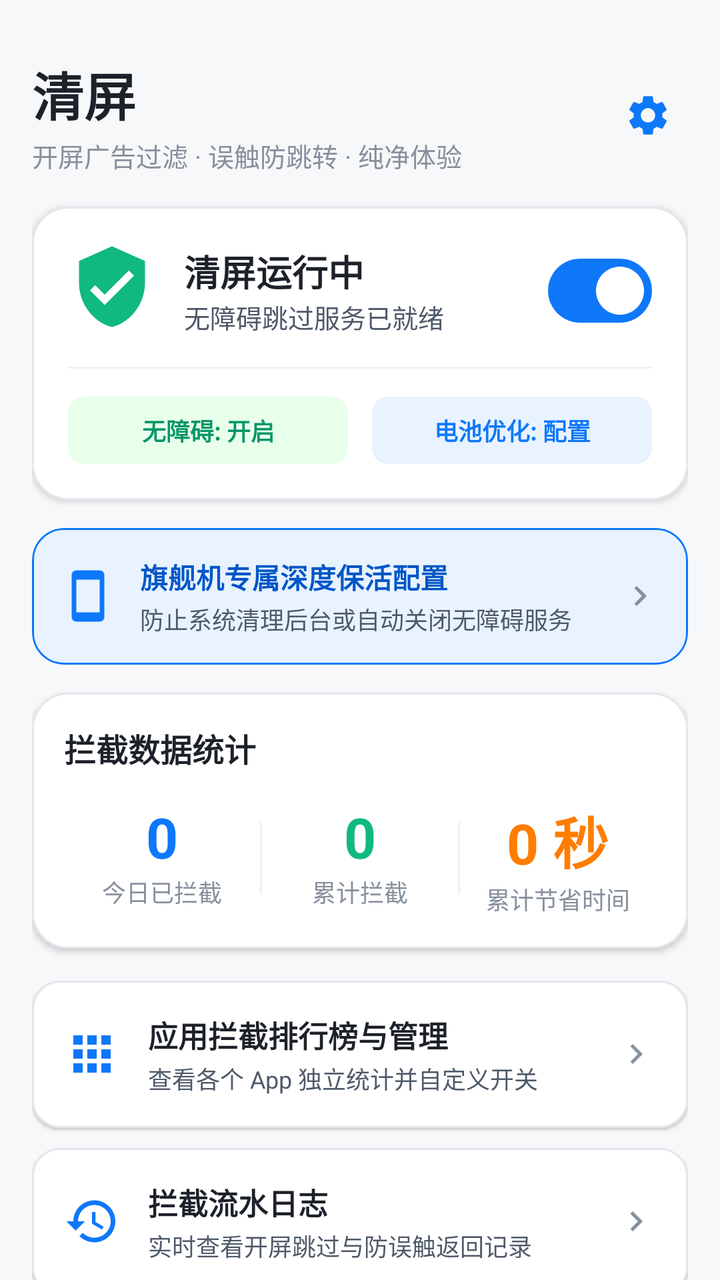
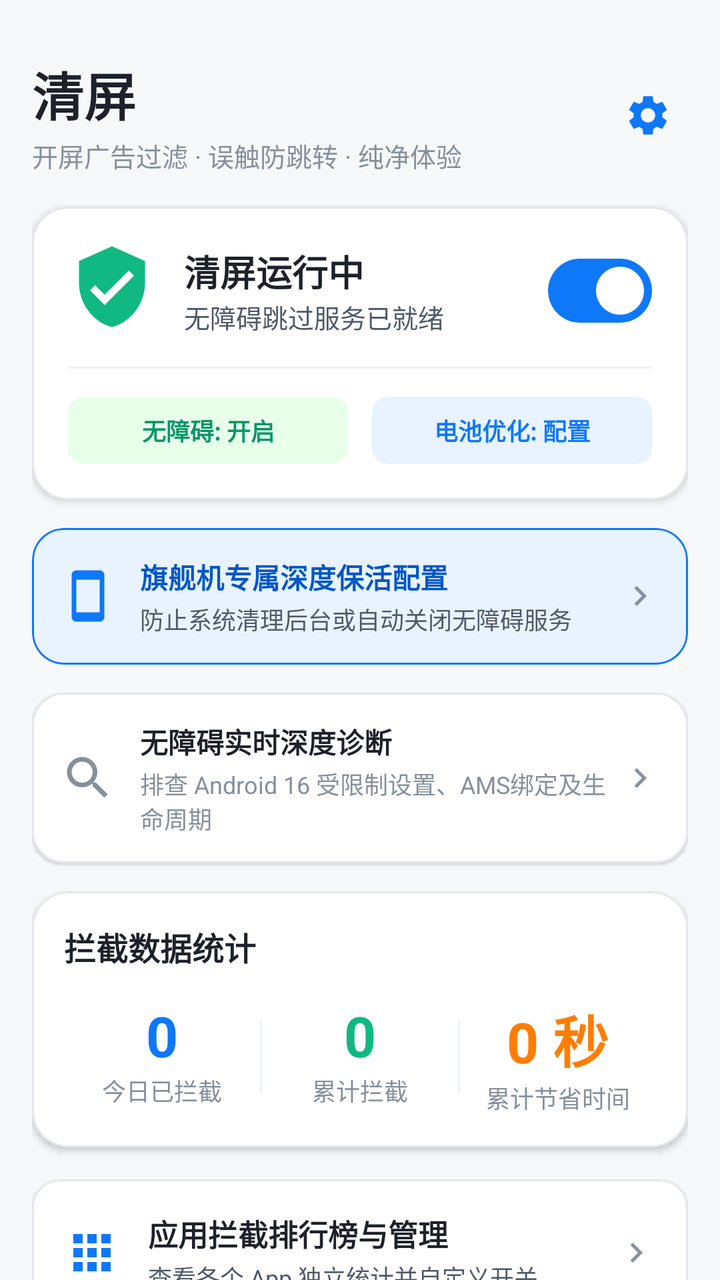

Screens rendered from an Android XML layout before and after an edit, with the pre-edit source and the edit as a unified diff.
<!-- AndroidManifest.xml: application theme Theme.CleanScreen -->
<!-- res/layout/activity_main.xml -->
<?xml version="1.0" encoding="utf-8"?>
<androidx.coordinatorlayout.widget.CoordinatorLayout xmlns:android="http://schemas.android.com/apk/res/android"
    xmlns:app="http://schemas.android.com/apk/res-auto"
    android:layout_width="match_parent"
    android:layout_height="match_parent"
    android:background="@color/background">

    <androidx.core.widget.NestedScrollView
        android:layout_width="match_parent"
        android:layout_height="match_parent"
        android:fillViewport="true">

        <LinearLayout
            android:layout_width="match_parent"
            android:layout_height="wrap_content"
            android:orientation="vertical"
            android:padding="16dp">

            
            <RelativeLayout
                android:layout_width="match_parent"
                android:layout_height="wrap_content"
                android:layout_marginTop="12dp"
                android:layout_marginBottom="16dp">

                <TextView
                    android:id="@+id/tvAppTitle"
                    android:layout_width="wrap_content"
                    android:layout_height="wrap_content"
                    android:text="@string/app_name"
                    android:textColor="@color/text_primary"
                    android:textSize="26sp"
                    android:textStyle="bold" />

                <TextView
                    android:layout_width="wrap_content"
                    android:layout_height="wrap_content"
                    android:layout_below="@id/tvAppTitle"
                    android:layout_marginTop="2dp"
                    android:text="开屏广告过滤 · 误触防跳转 · 纯净体验"
                    android:textColor="@color/text_hint"
                    android:textSize="13sp" />

                <ImageView
                    android:id="@+id/btnSettings"
                    android:layout_width="40dp"
                    android:layout_height="40dp"
                    android:layout_alignParentEnd="true"
                    android:layout_centerVertical="true"
                    android:background="?attr/selectableItemBackgroundBorderless"
                    android:padding="8dp"
                    android:src="@drawable/ic_settings" />
            </RelativeLayout>

            
            <com.google.android.material.card.MaterialCardView
                android:layout_width="match_parent"
                android:layout_height="wrap_content"
                android:layout_marginBottom="14dp"
                app:cardBackgroundColor="@color/surface"
                app:cardCornerRadius="18dp"
                app:cardElevation="2dp"
                app:strokeColor="@color/card_border"
                app:strokeWidth="1dp">

                <LinearLayout
                    android:layout_width="match_parent"
                    android:layout_height="wrap_content"
                    android:orientation="vertical"
                    android:padding="18dp">

                    <RelativeLayout
                        android:layout_width="match_parent"
                        android:layout_height="wrap_content">

                        <ImageView
                            android:id="@+id/ivShieldIcon"
                            android:layout_width="44dp"
                            android:layout_height="44dp"
                            android:src="@drawable/ic_shield_check" />

                        <LinearLayout
                            android:layout_width="wrap_content"
                            android:layout_height="wrap_content"
                            android:layout_centerVertical="true"
                            android:layout_marginStart="14dp"
                            android:layout_toEndOf="@id/ivShieldIcon"
                            android:orientation="vertical">

                            <TextView
                                android:id="@+id/tvStatusTitle"
                                android:layout_width="wrap_content"
                                android:layout_height="wrap_content"
                                android:text="清屏运行中"
                                android:textColor="@color/text_primary"
                                android:textSize="18sp"
                                android:textStyle="bold" />

                            <TextView
                                android:id="@+id/tvStatusSubtitle"
                                android:layout_width="wrap_content"
                                android:layout_height="wrap_content"
                                android:text="无障碍跳过服务已就绪"
                                android:textColor="@color/text_secondary"
                                android:textSize="13sp" />
                        </LinearLayout>

                        <com.google.android.material.materialswitch.MaterialSwitch
                            android:id="@+id/switchMaster"
                            android:layout_width="wrap_content"
                            android:layout_height="wrap_content"
                            android:layout_alignParentEnd="true"
                            android:layout_centerVertical="true"
                            android:checked="true" />
                    </RelativeLayout>

                    <View
                        android:layout_width="match_parent"
                        android:layout_height="1dp"
                        android:layout_marginVertical="14dp"
                        android:background="@color/surface_variant" />

                    
                    <LinearLayout
                        android:layout_width="match_parent"
                        android:layout_height="wrap_content"
                        android:orientation="horizontal">

                        <TextView
                            android:id="@+id/chipAccessibility"
                            android:layout_width="0dp"
                            android:layout_height="wrap_content"
                            android:layout_marginEnd="6dp"
                            android:layout_weight="1"
                            android:background="@drawable/bg_chip_rounded"
                            android:backgroundTint="@color/accent_green_light"
                            android:gravity="center"
                            android:paddingVertical="8dp"
                            android:text="无障碍: 开启"
                            android:textColor="@color/secondary_variant"
                            android:textSize="12sp"
                            android:textStyle="bold" />

                        <TextView
                            android:id="@+id/chipBattery"
                            android:layout_width="0dp"
                            android:layout_height="wrap_content"
                            android:layout_marginStart="6dp"
                            android:layout_weight="1"
                            android:background="@drawable/bg_chip_rounded"
                            android:backgroundTint="@color/accent_blue_light"
                            android:gravity="center"
                            android:paddingVertical="8dp"
                            android:text="电池优化: 配置"
                            android:textColor="@color/primary"
                            android:textSize="12sp"
                            android:textStyle="bold" />
                    </LinearLayout>
                </LinearLayout>
            </com.google.android.material.card.MaterialCardView>

            
            <com.google.android.material.card.MaterialCardView
                android:id="@+id/cardBrandGuide"
                android:layout_width="match_parent"
                android:layout_height="wrap_content"
                android:layout_marginBottom="14dp"
                app:cardBackgroundColor="@color/accent_blue_light"
                app:cardCornerRadius="16dp"
                app:cardElevation="0dp"
                app:strokeColor="@color/primary"
                app:strokeWidth="1dp">

                <RelativeLayout
                    android:layout_width="match_parent"
                    android:layout_height="wrap_content"
                    android:padding="14dp">

                    <ImageView
                        android:id="@+id/ivPhoneIcon"
                        android:layout_width="28dp"
                        android:layout_height="28dp"
                        android:layout_centerVertical="true"
                        android:src="@drawable/ic_phone_iqoo" />

                    <LinearLayout
                        android:layout_width="wrap_content"
                        android:layout_height="wrap_content"
                        android:layout_centerVertical="true"
                        android:layout_marginStart="12dp"
                        android:layout_toStartOf="@id/ivArrowGuide"
                        android:layout_toEndOf="@id/ivPhoneIcon"
                        android:orientation="vertical">

                        <TextView
                            android:id="@+id/tvBrandGuideTitle"
                            android:layout_width="wrap_content"
                            android:layout_height="wrap_content"
                            android:text="旗舰机专属深度保活配置"
                            android:textColor="@color/primary_variant"
                            android:textSize="14sp"
                            android:textStyle="bold" />

                        <TextView
                            android:id="@+id/tvBrandGuideSubtitle"
                            android:layout_width="wrap_content"
                            android:layout_height="wrap_content"
                            android:layout_marginTop="2dp"
                            android:text="防止系统清理后台或自动关闭无障碍服务"
                            android:textColor="@color/text_secondary"
                            android:textSize="12sp" />
                    </LinearLayout>

                    <ImageView
                        android:id="@+id/ivArrowGuide"
                        android:layout_width="20dp"
                        android:layout_height="20dp"
                        android:layout_alignParentEnd="true"
                        android:layout_centerVertical="true"
                        android:src="@drawable/ic_arrow_right" />
                </RelativeLayout>
            </com.google.android.material.card.MaterialCardView>

            
            <com.google.android.material.card.MaterialCardView
                android:layout_width="match_parent"
                android:layout_height="wrap_content"
                android:layout_marginBottom="16dp"
                app:cardBackgroundColor="@color/surface"
                app:cardCornerRadius="18dp"
                app:cardElevation="2dp"
                app:strokeColor="@color/card_border"
                app:strokeWidth="1dp">

                <LinearLayout
                    android:layout_width="match_parent"
                    android:layout_height="wrap_content"
                    android:orientation="vertical"
                    android:padding="16dp">

                    <TextView
                        android:layout_width="wrap_content"
                        android:layout_height="wrap_content"
                        android:text="拦截数据统计"
                        android:textColor="@color/text_primary"
                        android:textSize="16sp"
                        android:textStyle="bold" />

                    <LinearLayout
                        android:layout_width="match_parent"
                        android:layout_height="wrap_content"
                        android:layout_marginTop="14dp"
                        android:orientation="horizontal">

                        
                        <LinearLayout
                            android:layout_width="0dp"
                            android:layout_height="wrap_content"
                            android:layout_weight="1"
                            android:gravity="center"
                            android:orientation="vertical">

                            <TextView
                                android:id="@+id/tvCountToday"
                                android:layout_width="wrap_content"
                                android:layout_height="wrap_content"
                                android:text="0"
                                android:textColor="@color/primary"
                                android:textSize="28sp"
                                android:textStyle="bold" />

                            <TextView
                                android:layout_width="wrap_content"
                                android:layout_height="wrap_content"
                                android:text="今日已拦截"
                                android:textColor="@color/text_hint"
                                android:textSize="12sp" />
                        </LinearLayout>

                        <View
                            android:layout_width="1dp"
                            android:layout_height="36dp"
                            android:layout_gravity="center_vertical"
                            android:background="@color/surface_variant" />

                        
                        <LinearLayout
                            android:layout_width="0dp"
                            android:layout_height="wrap_content"
                            android:layout_weight="1"
                            android:gravity="center"
                            android:orientation="vertical">

                            <TextView
                                android:id="@+id/tvCountTotal"
                                android:layout_width="wrap_content"
                                android:layout_height="wrap_content"
                                android:text="0"
                                android:textColor="@color/secondary"
                                android:textSize="28sp"
                                android:textStyle="bold" />

                            <TextView
                                android:layout_width="wrap_content"
                                android:layout_height="wrap_content"
                                android:text="累计拦截"
                                android:textColor="@color/text_hint"
                                android:textSize="12sp" />
                        </LinearLayout>

                        <View
                            android:layout_width="1dp"
                            android:layout_height="36dp"
                            android:layout_gravity="center_vertical"
                            android:background="@color/surface_variant" />

                        
                        <LinearLayout
                            android:layout_width="0dp"
                            android:layout_height="wrap_content"
                            android:layout_weight="1"
                            android:gravity="center"
                            android:orientation="vertical">

                            <TextView
                                android:id="@+id/tvSavedTime"
                                android:layout_width="wrap_content"
                                android:layout_height="wrap_content"
                                android:text="0 秒"
                                android:textColor="@color/status_warning"
                                android:textSize="28sp"
                                android:textStyle="bold" />

                            <TextView
                                android:layout_width="wrap_content"
                                android:layout_height="wrap_content"
                                android:text="累计节省时间"
                                android:textColor="@color/text_hint"
                                android:textSize="12sp" />
                        </LinearLayout>
                    </LinearLayout>
                </LinearLayout>
            </com.google.android.material.card.MaterialCardView>

            
            <LinearLayout
                android:layout_width="match_parent"
                android:layout_height="wrap_content"
                android:orientation="vertical">

                
                <com.google.android.material.card.MaterialCardView
                    android:id="@+id/cardAppList"
                    android:layout_width="match_parent"
                    android:layout_height="wrap_content"
                    android:layout_marginBottom="10dp"
                    app:cardBackgroundColor="@color/surface"
                    app:cardCornerRadius="14dp"
                    app:cardElevation="1dp"
                    app:strokeColor="@color/card_border"
                    app:strokeWidth="1dp">

                    <RelativeLayout
                        android:layout_width="match_parent"
                        android:layout_height="wrap_content"
                        android:padding="16dp">

                        <ImageView
                            android:id="@+id/ivIconApps"
                            android:layout_width="28dp"
                            android:layout_height="28dp"
                            android:layout_centerVertical="true"
                            android:src="@drawable/ic_apps" />

                        <LinearLayout
                            android:layout_width="wrap_content"
                            android:layout_height="wrap_content"
                            android:layout_centerVertical="true"
                            android:layout_marginStart="14dp"
                            android:layout_toStartOf="@id/ivArrowApps"
                            android:layout_toEndOf="@id/ivIconApps"
                            android:orientation="vertical">

                            <TextView
                                android:layout_width="wrap_content"
                                android:layout_height="wrap_content"
                                android:text="应用拦截排行榜与管理"
                                android:textColor="@color/text_primary"
                                android:textSize="15sp"
                                android:textStyle="bold" />

                            <TextView
                                android:id="@+id/tvProtectedSummary"
                                android:layout_width="wrap_content"
                                android:layout_height="wrap_content"
                                android:layout_marginTop="2dp"
                                android:text="查看各个 App 独立统计并自定义开关"
                                android:textColor="@color/text_secondary"
                                android:textSize="12sp" />
                        </LinearLayout>

                        <ImageView
                            android:id="@+id/ivArrowApps"
                            android:layout_width="20dp"
                            android:layout_height="20dp"
                            android:layout_alignParentEnd="true"
                            android:layout_centerVertical="true"
                            android:src="@drawable/ic_arrow_right" />
                    </RelativeLayout>
                </com.google.android.material.card.MaterialCardView>

                
                <com.google.android.material.card.MaterialCardView
                    android:id="@+id/cardLogs"
                    android:layout_width="match_parent"
                    android:layout_height="wrap_content"
                    android:layout_marginBottom="10dp"
                    app:cardBackgroundColor="@color/surface"
                    app:cardCornerRadius="14dp"
                    app:cardElevation="1dp"
                    app:strokeColor="@color/card_border"
                    app:strokeWidth="1dp">

                    <RelativeLayout
                        android:layout_width="match_parent"
                        android:layout_height="wrap_content"
                        android:padding="16dp">

                        <ImageView
                            android:id="@+id/ivIconLogs"
                            android:layout_width="28dp"
                            android:layout_height="28dp"
                            android:layout_centerVertical="true"
                            android:src="@drawable/ic_history" />

                        <LinearLayout
                            android:layout_width="wrap_content"
                            android:layout_height="wrap_content"
                            android:layout_centerVertical="true"
                            android:layout_marginStart="14dp"
                            android:layout_toStartOf="@id/ivArrowLogs"
                            android:layout_toEndOf="@id/ivIconLogs"
                            android:orientation="vertical">

                            <TextView
                                android:layout_width="wrap_content"
                                android:layout_height="wrap_content"
                                android:text="拦截流水日志"
                                android:textColor="@color/text_primary"
                                android:textSize="15sp"
                                android:textStyle="bold" />

                            <TextView
                                android:layout_width="wrap_content"
                                android:layout_height="wrap_content"
                                android:layout_marginTop="2dp"
                                android:text="实时查看开屏跳过与防误触返回记录"
                                android:textColor="@color/text_secondary"
                                android:textSize="12sp" />
                        </LinearLayout>

                        <ImageView
                            android:id="@+id/ivArrowLogs"
                            android:layout_width="20dp"
                            android:layout_height="20dp"
                            android:layout_alignParentEnd="true"
                            android:layout_centerVertical="true"
                            android:src="@drawable/ic_arrow_right" />
                    </RelativeLayout>
                </com.google.android.material.card.MaterialCardView>

                
                <com.google.android.material.card.MaterialCardView
                    android:id="@+id/cardSettings"
                    android:layout_width="match_parent"
                    android:layout_height="wrap_content"
                    android:layout_marginBottom="16dp"
                    app:cardBackgroundColor="@color/surface"
                    app:cardCornerRadius="14dp"
                    app:cardElevation="1dp"
                    app:strokeColor="@color/card_border"
                    app:strokeWidth="1dp">

                    <RelativeLayout
                        android:layout_width="match_parent"
                        android:layout_height="wrap_content"
                        android:padding="16dp">

                        <ImageView
                            android:id="@+id/ivIconBolt"
                            android:layout_width="28dp"
                            android:layout_height="28dp"
                            android:layout_centerVertical="true"
                            android:src="@drawable/ic_bolt" />

                        <LinearLayout
                            android:layout_width="wrap_content"
                            android:layout_height="wrap_content"
                            android:layout_centerVertical="true"
                            android:layout_marginStart="14dp"
                            android:layout_toStartOf="@id/ivArrowSettings"
                            android:layout_toEndOf="@id/ivIconBolt"
                            android:orientation="vertical">

                            <TextView
                                android:layout_width="wrap_content"
                                android:layout_height="wrap_content"
                                android:text="防误触跳转与实验室设置"
                                android:textColor="@color/text_primary"
                                android:textSize="15sp"
                                android:textStyle="bold" />

                            <TextView
                                android:layout_width="wrap_content"
                                android:layout_height="wrap_content"
                                android:layout_marginTop="2dp"
                                android:text="摇一摇极速拦截、跨应用唤起返回防护"
                                android:textColor="@color/text_secondary"
                                android:textSize="12sp" />
                        </LinearLayout>

                        <ImageView
                            android:id="@+id/ivArrowSettings"
                            android:layout_width="20dp"
                            android:layout_height="20dp"
                            android:layout_alignParentEnd="true"
                            android:layout_centerVertical="true"
                            android:src="@drawable/ic_arrow_right" />
                    </RelativeLayout>
                </com.google.android.material.card.MaterialCardView>
            </LinearLayout>

        </LinearLayout>
    </androidx.core.widget.NestedScrollView>

</androidx.coordinatorlayout.widget.CoordinatorLayout>
<!-- resources referenced by this layout -->
<resources>
  <color name="accent_blue_light">#E8F3FF</color>
  <color name="accent_green_light">#E8FFEA</color>
  <color name="background">#F7F8FA</color>
  <color name="card_border">#E5E6EB</color>
  <color name="primary">#0E78F9</color>
  <color name="primary_variant">#0056C7</color>
  <color name="secondary">#10B981</color>
  <color name="secondary_variant">#059669</color>
  <color name="status_warning">#FF7D00</color>
  <color name="surface">#FFFFFF</color>
  <color name="surface_variant">#EEF2F6</color>
  <color name="text_hint">#86909C</color>
  <color name="text_primary">#1D2129</color>
  <color name="text_secondary">#4E5969</color>
  <!-- drawable bg_chip_rounded (drawable) -->
  <?xml version="1.0" encoding="utf-8"?>
  <shape xmlns:android="http://schemas.android.com/apk/res/android"
      android:shape="rectangle">
      <corners android:radius="8dp" />
      <solid android:color="@color/accent_blue_light" />
  </shape>
  <!-- drawable ic_apps (drawable) -->
  <vector xmlns:android="http://schemas.android.com/apk/res/android"
      android:width="24dp"
      android:height="24dp"
      android:viewportWidth="24"
      android:viewportHeight="24">
      <path
          android:fillColor="#0E78F9"
          android:pathData="M4,8h4V4H4v4zm6,12h4v-4h-4v4zm-6,0h4v-4H4v4zm0-6h4v-4H4v4zm6,0h4v-4h-4v4zm6-10v4h4V4h-4zm-6,4h4V4h-4v4zm6,6h4v-4h-4v4zm0,6h4v-4h-4v4z" />
  </vector>
  <!-- drawable ic_arrow_right (drawable) -->
  <vector xmlns:android="http://schemas.android.com/apk/res/android"
      android:width="24dp"
      android:height="24dp"
      android:viewportWidth="24"
      android:viewportHeight="24">
      <path
          android:fillColor="#86909C"
          android:pathData="M8.59,16.59L13.17,12 8.59,7.41 10,6l6,6 -6,6 -1.41,-1.41z" />
  </vector>
  <!-- drawable ic_bolt (drawable) -->
  <vector xmlns:android="http://schemas.android.com/apk/res/android"
      android:width="24dp"
      android:height="24dp"
      android:viewportWidth="24"
      android:viewportHeight="24">
      <path
          android:fillColor="#FF7D00"
          android:pathData="M11,21h-1l1,-7H7.5c-0.58,0 -0.57,-0.32 -0.38,-0.66 0.19,-0.34 0.05,-0.08 0.07,-0.12C8.48,10.94 10.42,7.54 13,3h1l-1,7h3.5c0.49,0 0.56,0.33 0.31,0.68l-0.11,0.18C14.17,15.34 12.09,19.11 11,21z" />
  </vector>
  <!-- drawable ic_phone_iqoo (drawable) -->
  <vector xmlns:android="http://schemas.android.com/apk/res/android"
      android:width="24dp"
      android:height="24dp"
      android:viewportWidth="24"
      android:viewportHeight="24">
      <path
          android:fillColor="#0E78F9"
          android:pathData="M17,1.01L7,1c-1.1,0 -2,0.9 -2,2v18c0,1.1 0.9,2 2,2h10c1.1,0 2,-0.9 2,-2V3c0,-1.1 -0.9,-1.99 -2,-1.99zM17,19H7V5h10v14z" />
  </vector>
  <!-- drawable ic_shield_check (drawable) -->
  <vector xmlns:android="http://schemas.android.com/apk/res/android"
      android:width="24dp"
      android:height="24dp"
      android:viewportWidth="24"
      android:viewportHeight="24">
      <path
          android:fillColor="#10B981"
          android:pathData="M12,1L3,5v6c0,5.55 3.84,10.74 9,12 5.16,-1.26 9,-6.45 9,-12V5l-9,-4zm-2,16l-4,-4 1.41,-1.41L10,14.17l6.59,-6.59L18,9l-8,8z" />
  </vector>
  <string name="app_name">清屏</string>
  <color name="on_primary">#FFFFFF</color>
  <color name="on_secondary">#FFFFFF</color>
  <!-- unchanged entries left out for length: 3 -->
</resources>

<!-- the commit's change to res/layout/activity_main.xml (unified diff, before → after) -->
@@ -223,6 +223,66 @@
 
             
             <com.google.android.material.card.MaterialCardView
+                android:id="@+id/cardDiagnostic"
+                android:layout_width="match_parent"
+                android:layout_height="wrap_content"
+                android:layout_marginBottom="14dp"
+                app:cardBackgroundColor="@color/surface"
+                app:cardCornerRadius="16dp"
+                app:cardElevation="1dp"
+                app:strokeColor="@color/card_border"
+                app:strokeWidth="1dp">
+
+                <RelativeLayout
+                    android:layout_width="match_parent"
+                    android:layout_height="wrap_content"
+                    android:padding="14dp">
+
+                    <ImageView
+                        android:id="@+id/ivDiagIcon"
+                        android:layout_width="28dp"
+                        android:layout_height="28dp"
+                        android:layout_centerVertical="true"
+                        android:src="@drawable/ic_search" />
+
+                    <LinearLayout
+                        android:layout_width="wrap_content"
+                        android:layout_height="wrap_content"
+                        android:layout_centerVertical="true"
+                        android:layout_marginStart="12dp"
+                        android:layout_toStartOf="@id/ivArrowDiag"
+                        android:layout_toEndOf="@id/ivDiagIcon"
+                        android:orientation="vertical">
+
+                        <TextView
+                            android:layout_width="wrap_content"
+                            android:layout_height="wrap_content"
+                            android:text="无障碍实时深度诊断"
+                            android:textColor="@color/text_primary"
+                            android:textSize="14sp"
+                            android:textStyle="bold" />
+
+                        <TextView
+                            android:layout_width="wrap_content"
+                            android:layout_height="wrap_content"
+                            android:layout_marginTop="2dp"
+                            android:text="排查 Android 16 受限制设置、AMS绑定及生命周期"
+                            android:textColor="@color/text_hint"
+                            android:textSize="12sp" />
+                    </LinearLayout>
+
+                    <ImageView
+                        android:id="@+id/ivArrowDiag"
+                        android:layout_width="20dp"
+                        android:layout_height="20dp"
+                        android:layout_alignParentEnd="true"
+                        android:layout_centerVertical="true"
+                        android:src="@drawable/ic_arrow_right" />
+                </RelativeLayout>
+            </com.google.android.material.card.MaterialCardView>
+
+            
+            <com.google.android.material.card.MaterialCardView
                 android:layout_width="match_parent"
                 android:layout_height="wrap_content"
                 android:layout_marginBottom="16dp"
<!-- resource entries referenced after the edit -->
@@ -61,6 +61,16 @@
           android:fillColor="#0E78F9"
           android:pathData="M17,1.01L7,1c-1.1,0 -2,0.9 -2,2v18c0,1.1 0.9,2 2,2h10c1.1,0 2,-0.9 2,-2V3c0,-1.1 -0.9,-1.99 -2,-1.99zM17,19H7V5h10v14z" />
   </vector>
+  <!-- drawable ic_search (drawable) -->
+  <vector xmlns:android="http://schemas.android.com/apk/res/android"
+      android:width="24dp"
+      android:height="24dp"
+      android:viewportWidth="24"
+      android:viewportHeight="24">
+      <path
+          android:fillColor="#86909C"
+          android:pathData="M15.5,14h-0.79l-0.28,-0.27C15.41,12.59 16,11.11 16,9.5 16,5.91 13.09,3 9.5,3S3,5.91 3,9.5 5.91,16 9.5,16c1.61,0 3.09,-0.59 4.23,-1.57l0.27,0.28v0.79l5,4.99L20.49,19l-4.99,-5zm-6,0C7.01,14 5,11.99 5,9.5S7.01,5 9.5,5 14,7.01 14,9.5 11.99,14 9.5,14z" />
+  </vector>
   <!-- drawable ic_shield_check (drawable) -->
   <vector xmlns:android="http://schemas.android.com/apk/res/android"
       android:width="24dp"
